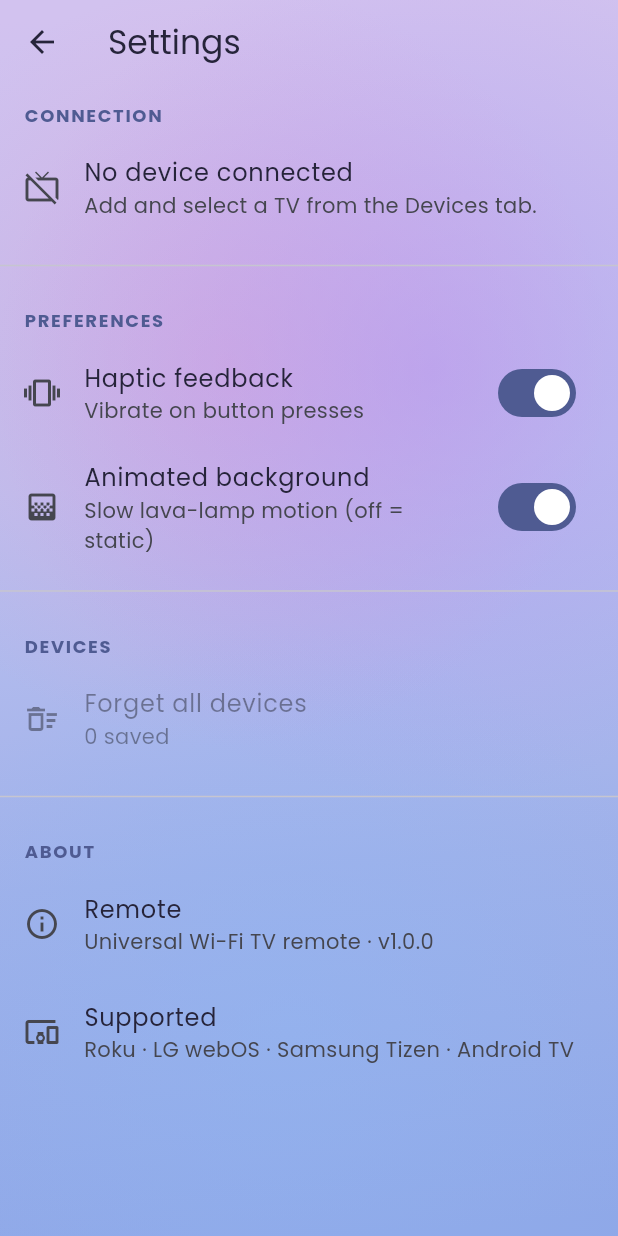
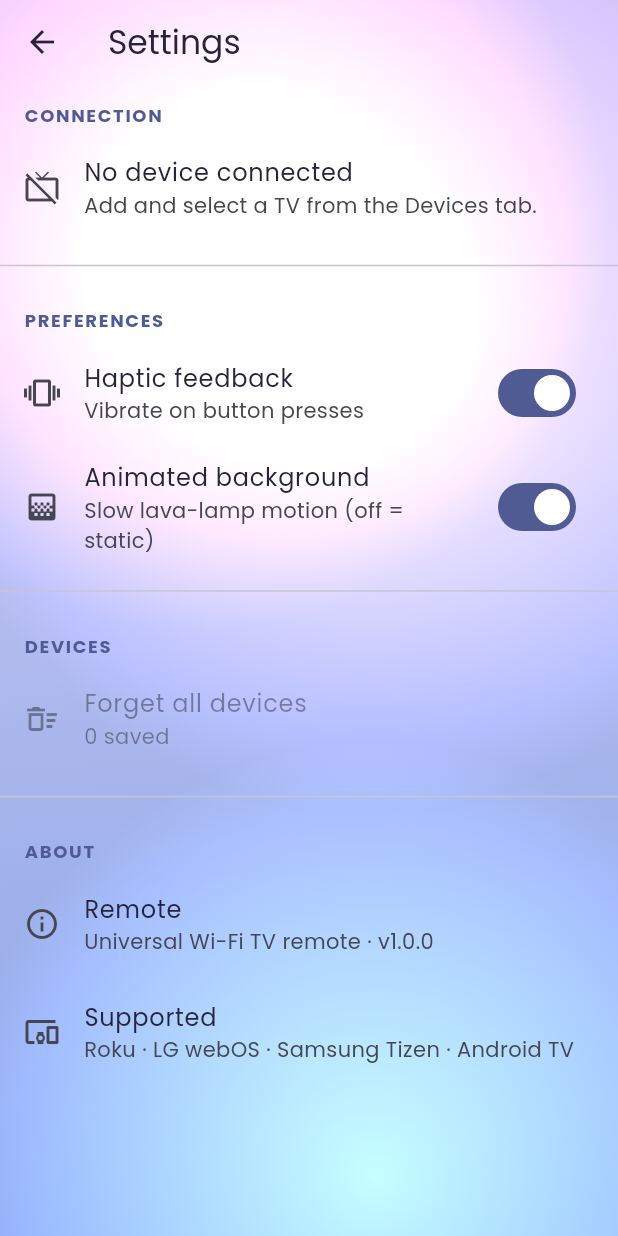
Before and after one commit to Quahhar/RemoteApp, a Flutter app: the screen it shows after launch, after a tap on the "settings" icon, on a phone screen of 412 x 824 dp. Run offline on Flutter 3.47's test engine with Material 3 defaults, Android fonts, the phone set to English and light mode, and no system bars; our stand-ins replace basic_utils, flutter_riverpod, google_fonts, shared_preferences; missing offline and left inert: asn1lib, pointycastle.

Commit message:
Shorten bottom nav bar and make lava-lamp motion noticeable
Nav bar: smaller icons/labels and tighter padding so the bar is less tall.
Lava lamp: stronger blob colors, wider drift, faster cycle, additive blend
so the moving gradient actually reads against the light background.

Co-Authored-By: Claude Opus 4.8 <noreply@anthropic.com>

```diff
--- a/lib/ui/home_shell.dart
+++ b/lib/ui/home_shell.dart
@@ -109,7 +109,7 @@ class _FrostedNavBar extends StatelessWidget {
         ],
       ),
       padding:
-          EdgeInsets.only(top: 14, bottom: 12 + bottomInset, left: 10, right: 10),
+          EdgeInsets.only(top: 7, bottom: 6 + bottomInset, left: 10, right: 10),
       child: Row(
         mainAxisAlignment: MainAxisAlignment.spaceAround,
         children: [
@@ -143,16 +143,16 @@ class _NavButton extends StatelessWidget {
       onTap: onTap,
       borderRadius: BorderRadius.circular(16),
       child: Padding(
-        padding: const EdgeInsets.symmetric(horizontal: 14, vertical: 5),
+        padding: const EdgeInsets.symmetric(horizontal: 14, vertical: 4),
         child: Column(
           mainAxisSize: MainAxisSize.min,
           children: [
-            Icon(item.icon, size: 28, color: color),
-            const SizedBox(height: 5),
+            Icon(item.icon, size: 23, color: color),
+            const SizedBox(height: 2),
             Text(
               item.label,
               style: TextStyle(
-                fontSize: 13,
+                fontSize: 11,
                 fontWeight: FontWeight.w600,
                 color: color,
               ),
--- a/lib/ui/widgets/lava_lamp_background.dart
+++ b/lib/ui/widgets/lava_lamp_background.dart
@@ -22,7 +22,7 @@ class _AppBackgroundState extends ConsumerState<AppBackground>
     with SingleTickerProviderStateMixin {
   late final AnimationController _controller = AnimationController(
     vsync: this,
-    duration: const Duration(seconds: 36),
+    duration: const Duration(seconds: 24),
   );
 
   @override
@@ -78,22 +78,23 @@ class _LavaPainter extends CustomPainter {
   final double t; // 0..1
 
   static const List<_Blob> _blobs = [
-    _Blob(Color(0xFFE39BD3), 0.25, 0.28, 0.00, 0.62),
-    _Blob(Color(0xFFB18CF0), 0.78, 0.42, 0.34, 0.70),
-    _Blob(Color(0xFF8FB6F2), 0.50, 0.82, 0.67, 0.66),
+    _Blob(Color(0xFFE26FC4), 0.25, 0.28, 0.00, 0.66),
+    _Blob(Color(0xFF9A6BF2), 0.78, 0.42, 0.34, 0.74),
+    _Blob(Color(0xFF5E9BF0), 0.50, 0.82, 0.67, 0.70),
   ];
 
   @override
   void paint(Canvas canvas, Size size) {
     for (final blob in _blobs) {
       final angle = 2 * math.pi * (t + blob.phase);
-      final cx = (blob.baseX + 0.12 * math.sin(angle)) * size.width;
-      final cy = (blob.baseY + 0.12 * math.cos(angle * 0.8)) * size.height;
+      final cx = (blob.baseX + 0.18 * math.sin(angle)) * size.width;
+      final cy = (blob.baseY + 0.18 * math.cos(angle * 0.8)) * size.height;
       final radius = blob.radius * size.shortestSide;
       final paint = Paint()
+        ..blendMode = BlendMode.plus
         ..shader = RadialGradient(
           colors: [
-            blob.color.withValues(alpha: 0.45),
+            blob.color.withValues(alpha: 0.55),
             blob.color.withValues(alpha: 0.0),
           ],
         ).createShader(Rect.fromCircle(center: Offset(cx, cy), radius: radius));
```
